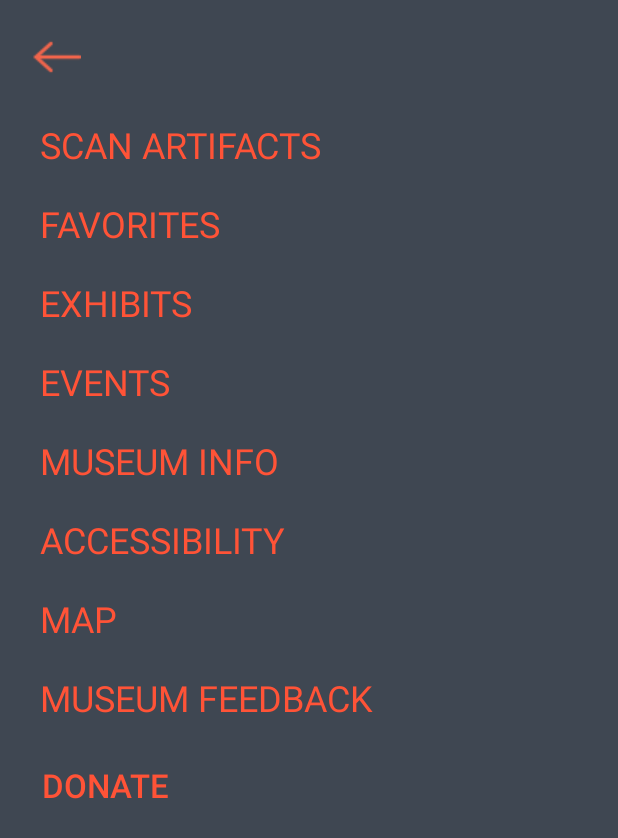
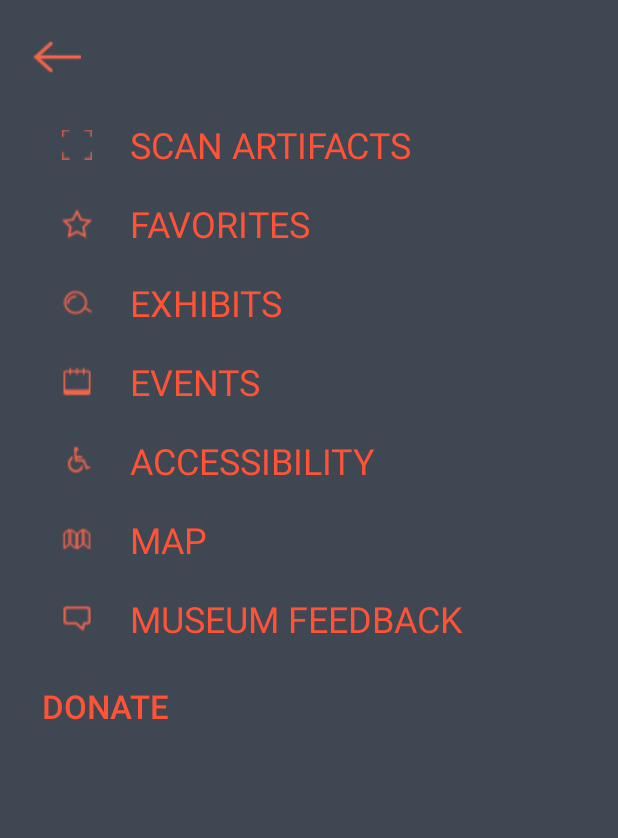
Before and after one commit to HillaryP/MuSee, an Android app: the MenuActivity screen opened directly, with no data from a screen before it, on a phone screen of 412 x 824 dp. Shown: the top 838 px of the screen. Run offline under Robolectric (Android 15) with nearby library versions, the phone set to English and light mode, and no system bars.

Commit message:
Adding icons & spacing to menu

```diff
--- a/app/src/main/java/edu/uw/prathh/musee/ListItemAdapter.java
+++ b/app/src/main/java/edu/uw/prathh/musee/ListItemAdapter.java
@@ -45,6 +45,8 @@ public class ListItemAdapter extends ArrayAdapter {
     public View getView ( final int position, View convertView, ViewGroup parent ) {
         convertView = (LinearLayout) inflater.inflate( resource, null );
 
+        ImageView imageView = (ImageView) convertView.findViewById(R.id.image);
+
         MenuListItem item = (MenuListItem) getItem( position );
         String label = item.getLabel();
         TextView labelView = (TextView) convertView.findViewById(R.id.label);
@@ -54,7 +56,8 @@ public class ListItemAdapter extends ArrayAdapter {
 //        labelView.setTypeface(custom_font);
         labelView.setTextSize(24);
 
-        final Intent goTo = getGoTo(label);
+        final Intent goTo = getGoTo(label, imageView);
+
         labelView.setOnClickListener(new View.OnClickListener() {
             @Override
             public void onClick(View v) {
@@ -64,23 +67,33 @@ public class ListItemAdapter extends ArrayAdapter {
         return convertView;
     }
 
-    public Intent getGoTo(String label) {
+    public Intent getGoTo(String label, ImageView imageView) {
+
+
         switch (label) {
             case "SCAN ARTIFACTS":
+                imageView.setImageResource(R.drawable.smallmenu3);
                 return new Intent(context, CameraActivity.class);
             case "FAVORITES":
+                imageView.setImageResource(R.drawable.smallmenu4);
                 return new Intent(context, FavoritesActivity.class);
             case "EXHIBITS":
+                imageView.setImageResource(R.drawable.smallmenu2);
                 return new Intent(context, ExhibitActivity.class);
             case "EVENTS":
+                imageView.setImageResource(R.drawable.smallmenu5);
                 return new Intent(context, EventActivity.class);
             case "ACCESSIBILITY":
+                imageView.setImageResource(R.drawable.smallmenu8);
                 return new Intent(context, AccessibilityActivity.class);
             case "MAP":
+                imageView.setImageResource(R.drawable.smallmenu7);
                 return new Intent(context, MapActivity.class);
             case "MUSEUM FEEDBACK":
+                imageView.setImageResource(R.drawable.smallmenu6);
                 return new Intent(context, FeedbackActivity.class);
             case "DONATE TO THE MUSEUM":
+                imageView.setImageResource(R.drawable.smallmenu1);
                 return new Intent(context, DonateActivity.class);
         };
         return new Intent(context, MenuActivity.class);
--- a/app/src/main/java/edu/uw/prathh/musee/MenuActivity.java
+++ b/app/src/main/java/edu/uw/prathh/musee/MenuActivity.java
@@ -57,7 +57,7 @@ public class MenuActivity extends Activity {
         menuItems.add(new MenuListItem("", "favorites"));
         menuItems.add(new MenuListItem("", "Exhibits"));
         menuItems.add(new MenuListItem("", "Events"));
-        menuItems.add(new MenuListItem("", "Museum Info", true));
+        //menuItems.add(new MenuListItem("", "Museum Info", true));
         menuItems.add(new MenuListItem("", "Accessibility", true));
         menuItems.add(new MenuListItem("", "Map", true));
         menuItems.add(new MenuListItem("", "Museum Feedback", true));
--- a/app/src/main/res/layout/list_item.xml
+++ b/app/src/main/res/layout/list_item.xml
@@ -7,8 +7,8 @@
         android:layout_width="wrap_content"
         android:layout_height="fill_parent"
         android:id="@+id/image"
-        android:paddingLeft="5dp"
-        android:paddingRight="5dp"/>
+        android:paddingLeft="25dp"
+        android:paddingRight="25dp"/>
     <TextView
         android:layout_width="fill_parent"
         android:layout_height="fill_parent"
```
Also changed, not shown: app/src/main/res/drawable/smallmenu1.png (added), app/src/main/res/drawable/smallmenu2.png (added), app/src/main/res/drawable/smallmenu3.png (added), app/src/main/res/drawable/smallmenu4.png (added), app/src/main/res/drawable/smallmenu5.png (added), app/src/main/res/drawable/smallmenu6.png (added), app/src/main/res/drawable/smallmenu7.png (added), app/src/main/res/drawable/smallmenu8.png (added).
